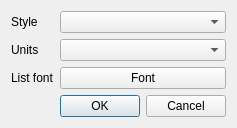
Qt form wildfind/falconer/gui/preferences.ui (EarToEarOak/Wild-Find) before a commit.
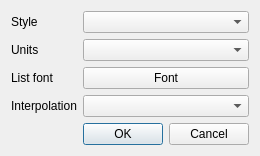
The same form after that commit.

Commit message: Add interpolation setting

Patch:
```diff
--- a/wildfind/falconer/gui/preferences.ui
+++ b/wildfind/falconer/gui/preferences.ui
@@ -36,20 +36,6 @@
    <item row="1" column="1">
     <widget class="QComboBox" name="_comboUnits"/>
    </item>
-   <item row="3" column="1">
-    <widget class="QDialogButtonBox" name="_buttonBox">
-     <property name="standardButtons">
-      <set>QDialogButtonBox::Cancel|QDialogButtonBox::Ok</set>
-     </property>
-    </widget>
-   </item>
-   <item row="2" column="1">
-    <widget class="QPushButton" name="_buttonFont">
-     <property name="text">
-      <string>Font</string>
-     </property>
-    </widget>
-   </item>
    <item row="2" column="0">
     <widget class="QLabel" name="label_2">
      <property name="text">
@@ -57,6 +43,30 @@
      </property>
     </widget>
    </item>
+   <item row="2" column="1">
+    <widget class="QPushButton" name="_buttonFont">
+     <property name="text">
+      <string>Font</string>
+     </property>
+    </widget>
+   </item>
+   <item row="3" column="0">
+    <widget class="QLabel" name="_labelInterp">
+     <property name="text">
+      <string>Interpolation</string>
+     </property>
+    </widget>
+   </item>
+   <item row="5" column="1">
+    <widget class="QDialogButtonBox" name="_buttonBox">
+     <property name="standardButtons">
+      <set>QDialogButtonBox::Cancel|QDialogButtonBox::Ok</set>
+     </property>
+    </widget>
+   </item>
+   <item row="3" column="1">
+    <widget class="QComboBox" name="_comboInterp"/>
+   </item>
   </layout>
  </widget>
  <resources/>
```
The commit also changes 5 other files.
